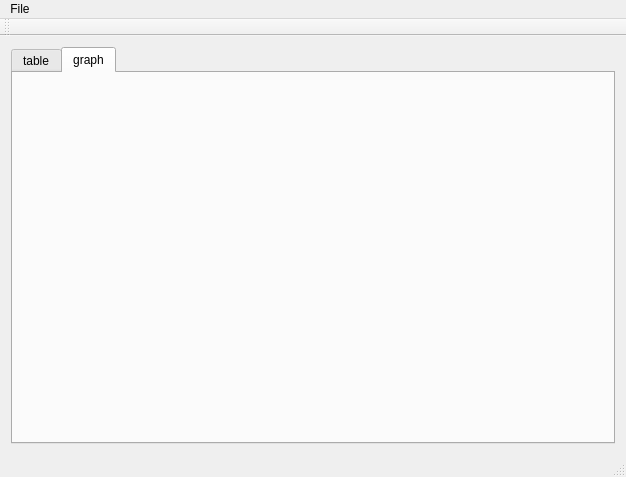
The window that finapp.ui (drKriegersLab/FinApp) describes before a commit, drawn with Qt 5.
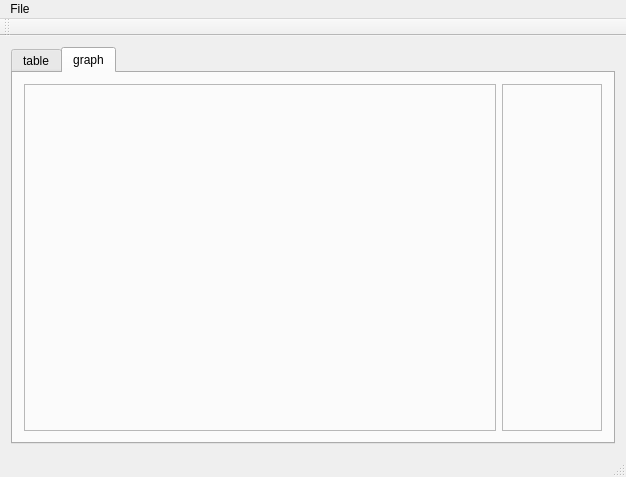
The same window after the commit. The open tabs and pages were chosen to show the change.

Commit message:
first graph view
- implemented a simple way of showing all transactions on a different tab.
- the graph manager's data transfers are more dynamically. TODO: do this in the all future classes
- get some knowledge about the layouts and created two layouts for the graph and the controller buttons in the graph tab

```diff
--- a/finapp.ui
+++ b/finapp.ui
@@ -17,6 +17,12 @@
    <layout class="QVBoxLayout" name="verticalLayout">
     <item>
      <widget class="QTabWidget" name="tabWidget">
+      <property name="sizePolicy">
+       <sizepolicy hsizetype="Expanding" vsizetype="Expanding">
+        <horstretch>0</horstretch>
+        <verstretch>0</verstretch>
+       </sizepolicy>
+      </property>
       <property name="currentIndex">
        <number>0</number>
       </property>
@@ -39,6 +45,45 @@
        <attribute name="title">
         <string>graph</string>
        </attribute>
+       <layout class="QVBoxLayout" name="verticalLayout_3">
+        <item>
+         <layout class="QHBoxLayout" name="horizontalLayout_4">
+          <item>
+           <widget class="QFrame" name="frame_graphs">
+            <property name="frameShape">
+             <enum>QFrame::StyledPanel</enum>
+            </property>
+            <property name="frameShadow">
+             <enum>QFrame::Raised</enum>
+            </property>
+            <zorder>frame_controller_buttons</zorder>
+           </widget>
+          </item>
+          <item>
+           <widget class="QFrame" name="frame_controller_buttons">
+            <property name="minimumSize">
+             <size>
+              <width>100</width>
+              <height>0</height>
+             </size>
+            </property>
+            <property name="maximumSize">
+             <size>
+              <width>100</width>
+              <height>16777215</height>
+             </size>
+            </property>
+            <property name="frameShape">
+             <enum>QFrame::StyledPanel</enum>
+            </property>
+            <property name="frameShadow">
+             <enum>QFrame::Raised</enum>
+            </property>
+           </widget>
+          </item>
+         </layout>
+        </item>
+       </layout>
       </widget>
      </widget>
     </item>
```
Left out of the diff: 17 changed lines with no effect on the pictures. The commit also changes 9 other files.
